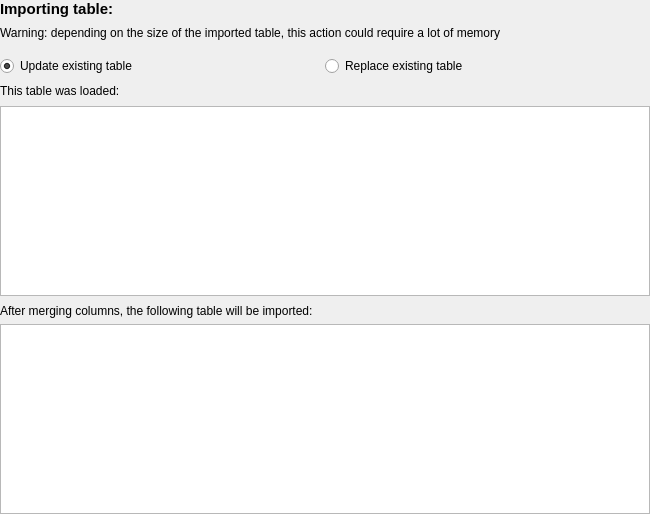
Vin985/ecosongs, file src/gui/widgets/options/ui/import_table_options.ui: the form before one commit.
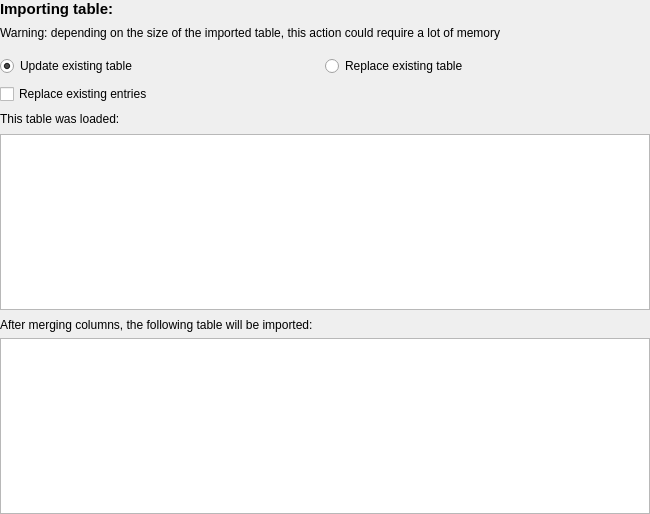
The form after the commit. Custom widgets are drawn as their Qt base class.

Commit message: Import logic

```diff
--- a/src/gui/widgets/options/ui/import_table_options.ui
+++ b/src/gui/widgets/options/ui/import_table_options.ui
@@ -41,17 +41,10 @@
    <property name="verticalSpacing">
     <number>8</number>
    </property>
-   <item row="0" column="0" colspan="2">
-    <widget class="QLabel" name="label">
-     <property name="font">
-      <font>
-       <pointsize>11</pointsize>
-       <weight>75</weight>
-       <bold>true</bold>
-      </font>
-     </property>
+   <item row="5" column="0" colspan="2">
+    <widget class="QLabel" name="lbl_status">
      <property name="text">
-      <string>Importing table: </string>
+      <string>This table was loaded:</string>
      </property>
     </widget>
    </item>
@@ -88,26 +81,6 @@
      </item>
     </layout>
    </item>
-   <item row="2" column="0" colspan="2">
-    <widget class="FileChooser" name="file_chooser" native="true"/>
-   </item>
-   <item row="5" column="0" colspan="2">
-    <widget class="DataFrameTableView" name="table_loaded">
-     <property name="sortingEnabled">
-      <bool>true</bool>
-     </property>
-     <attribute name="horizontalHeaderStretchLastSection">
-      <bool>true</bool>
-     </attribute>
-    </widget>
-   </item>
-   <item row="4" column="0" colspan="2">
-    <widget class="QLabel" name="lbl_status">
-     <property name="text">
-      <string>This table was loaded:</string>
-     </property>
-    </widget>
-   </item>
    <item row="1" column="0" colspan="2">
     <widget class="QLabel" name="label_3">
      <property name="text">
@@ -119,6 +92,33 @@
     </widget>
    </item>
    <item row="6" column="0" colspan="2">
+    <widget class="DataFrameTableView" name="table_loaded">
+     <property name="sortingEnabled">
+      <bool>true</bool>
+     </property>
+     <attribute name="horizontalHeaderStretchLastSection">
+      <bool>true</bool>
+     </attribute>
+    </widget>
+   </item>
+   <item row="0" column="0" colspan="2">
+    <widget class="QLabel" name="label">
+     <property name="font">
+      <font>
+       <pointsize>11</pointsize>
+       <weight>75</weight>
+       <bold>true</bold>
+      </font>
+     </property>
+     <property name="text">
+      <string>Importing table: </string>
+     </property>
+    </widget>
+   </item>
+   <item row="2" column="0" colspan="2">
+    <widget class="FileChooser" name="file_chooser" native="true"/>
+   </item>
+   <item row="7" column="0" colspan="2">
     <widget class="QWidget" name="merged_table" native="true">
      <property name="minimumSize">
       <size>
@@ -162,6 +162,13 @@
      </layout>
     </widget>
    </item>
+   <item row="4" column="0">
+    <widget class="QCheckBox" name="checkbox_overwrite">
+     <property name="text">
+      <string>Replace existing entries</string>
+     </property>
+    </widget>
+   </item>
   </layout>
  </widget>
  <customwidgets>
```
Left out of the diff: 6 changed lines with no effect on the pictures. The commit also changes 3 other files.
